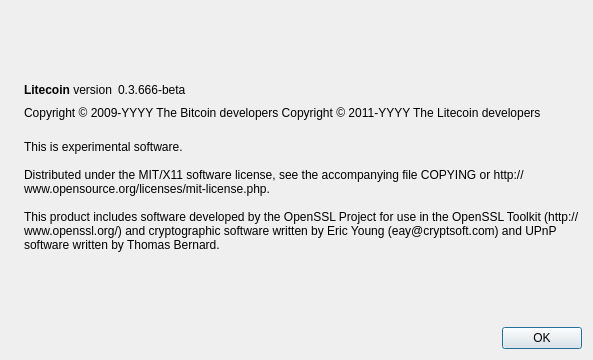
Before: the Qt Designer form src/qt/forms/aboutdialog.ui in DuckBits/DuckBits, drawn with Qt 5.
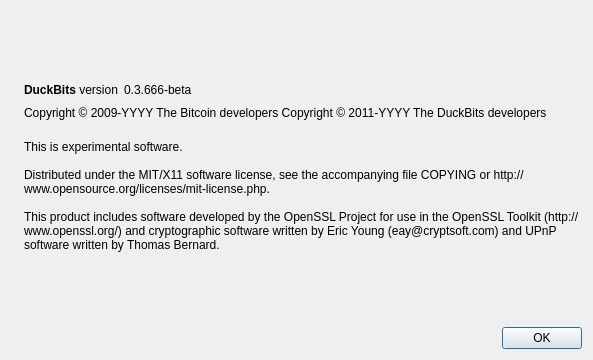
After: the same form once the commit is applied. Icons and pictures are not drawn.

Patch:
```diff
--- a/src/qt/forms/aboutdialog.ui
+++ b/src/qt/forms/aboutdialog.ui
@@ -50,7 +50,7 @@
           <cursorShape>IBeamCursor</cursorShape>
          </property>
          <property name="text">
-          <string>&lt;b&gt;Litecoin&lt;/b&gt; version</string>
+          <string>&lt;b&gt;DuckBits&lt;/b&gt; version</string>
          </property>
          <property name="textInteractionFlags">
           <set>Qt::LinksAccessibleByMouse|Qt::TextSelectableByKeyboard|Qt::TextSelectableByMouse</set>
@@ -92,7 +92,7 @@
        </property>
        <property name="text">
         <string notr="true">Copyright &amp;copy; 2009-YYYY The Bitcoin developers
-Copyright &amp;copy; 2011-YYYY The Litecoin developers</string>
+Copyright &amp;copy; 2011-YYYY The DuckBits developers</string>
        </property>
        <property name="textFormat">
         <enum>Qt::RichText</enum>
```
Left out of the diff: 2 changed lines with no effect on the pictures.
